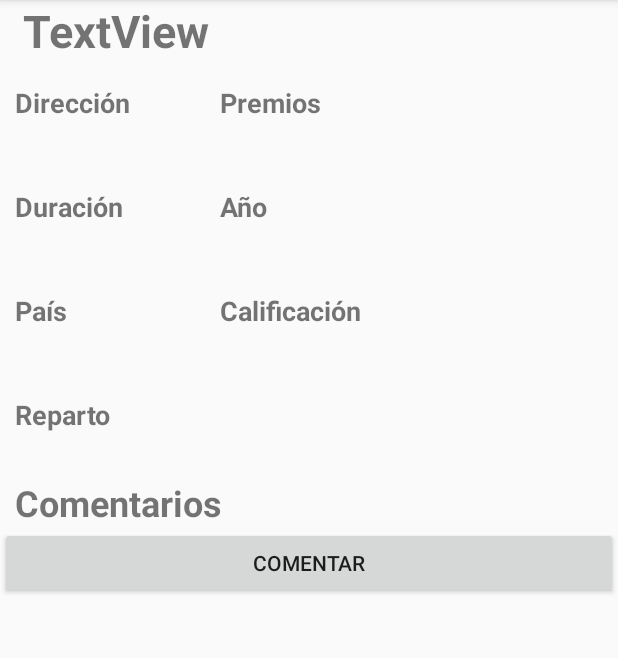
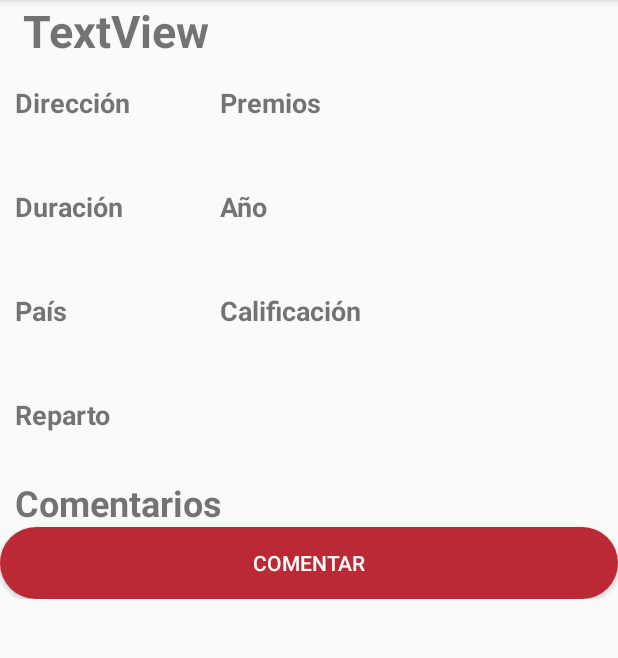
Before and after one commit to JesusMartinez20/TheVault, an Android app: the PeliculaActivity screen opened directly, with no data from a screen before it, on a phone screen of 412 x 824 dp, the part 84-742 px from its top. Run offline under Robolectric (Android 15) with nearby library versions, the phone set to English and light mode, and no system bars; our stand-ins replace Picasso; libraries missing offline, so code that uses them is left out: com.loopj.android, cz.msebera.android; pictures from the network do not load; 4 statements that could not run were skipped.

Commit message:
Boton rojo

```diff
--- a/app/src/main/res/layout/activity_pelicula.xml
+++ b/app/src/main/res/layout/activity_pelicula.xml
@@ -197,8 +197,10 @@
                 android:id="@+id/btnMovieAddComment"
                 android:layout_width="match_parent"
                 android:layout_height="wrap_content"
+                android:background="@drawable/circle_button"
                 android:onClick="goToCommentView"
-                android:text="@string/Pelicula_comentar" />
+                android:text="@string/Pelicula_comentar"
+                android:textColor="@color/primario_texto" />
 
             <LinearLayout
                 android:id="@+id/layoutMovieComments"
```
